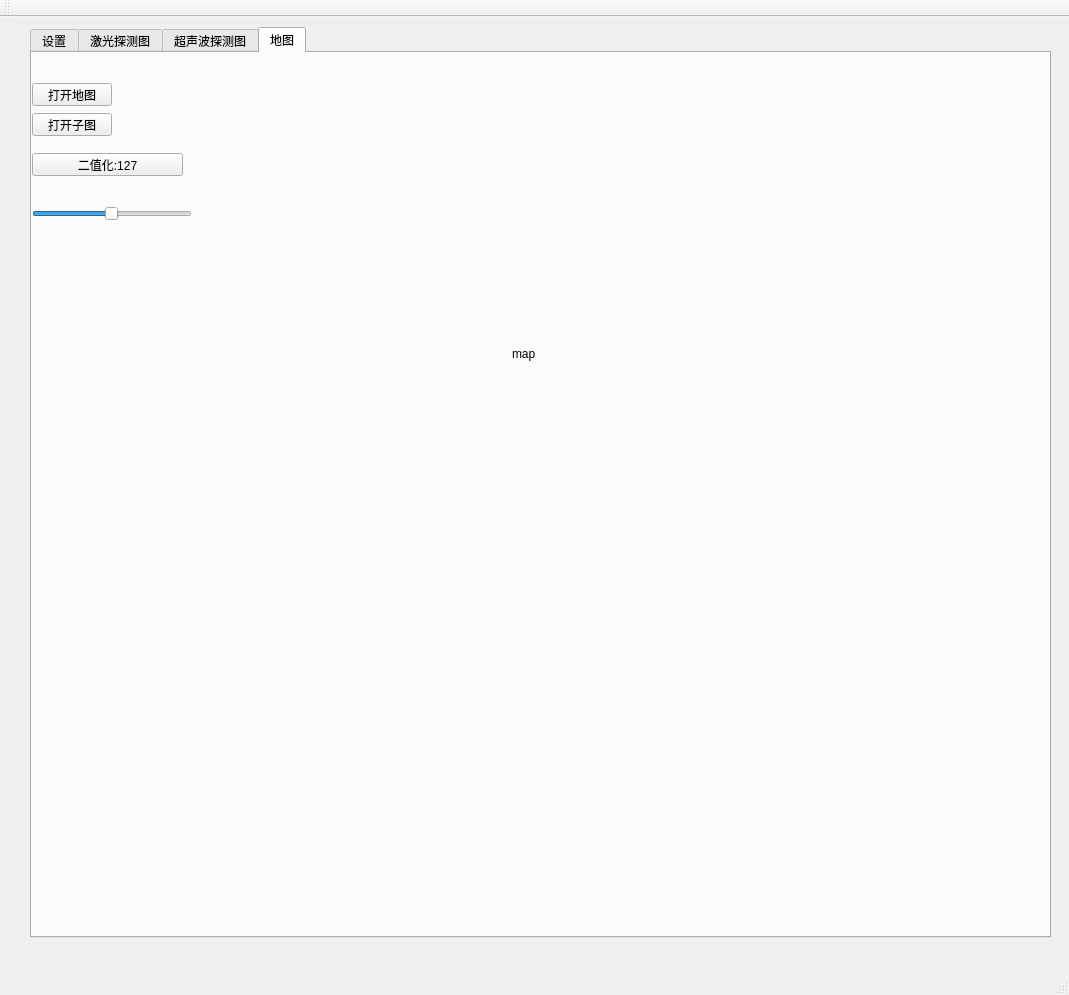
First picture: the form in src/a_robot_platform/src/client/qt_client/mainwindow.ui, repository zwhg/distributed_robot_sys, before the edit.
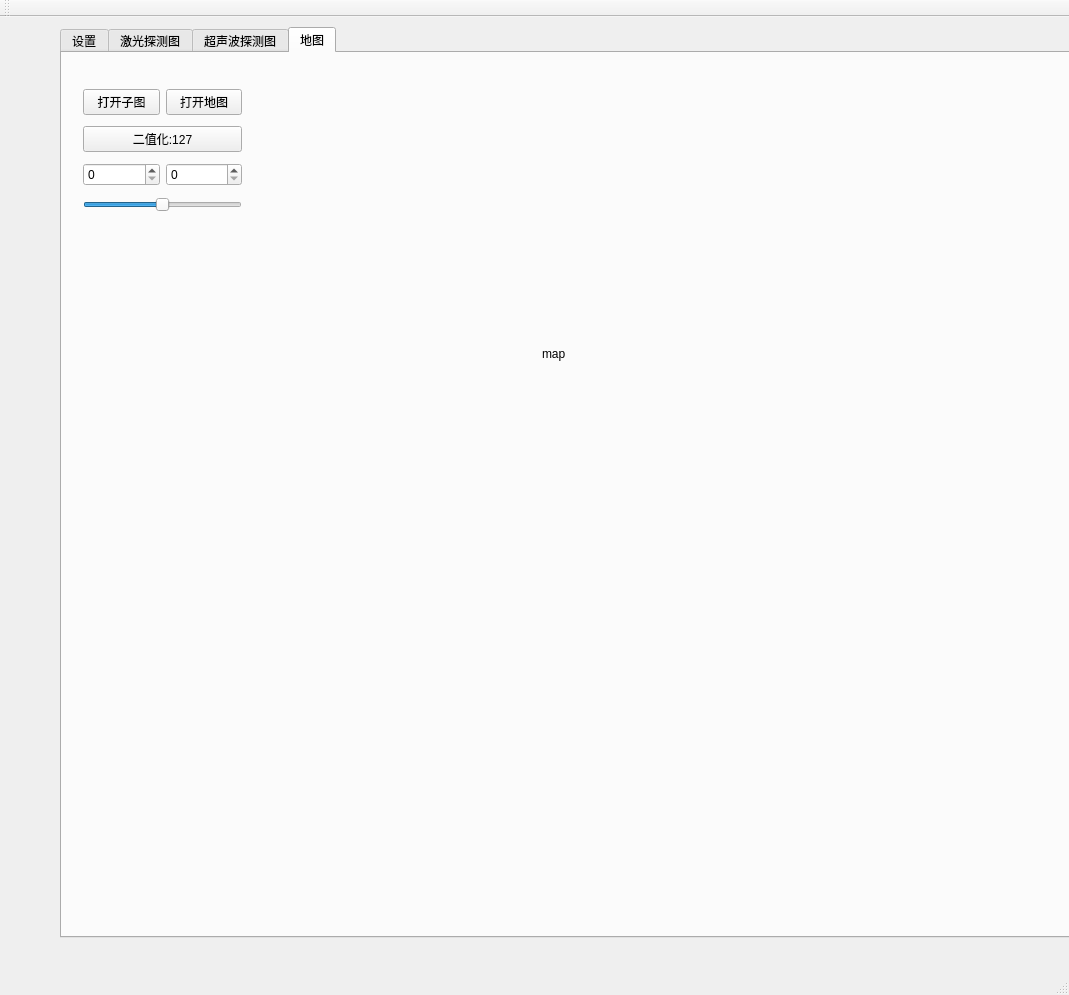
Second picture: the form after the edit. The open tabs and pages were chosen to show the change.

Diff of the .ui file:
```diff
--- a/src/a_robot_platform/src/client/qt_client/mainwindow.ui
+++ b/src/a_robot_platform/src/client/qt_client/mainwindow.ui
@@ -29,7 +29,7 @@
    <widget class="QTabWidget" name="tabWidget">
     <property name="geometry">
      <rect>
-      <x>30</x>
+      <x>60</x>
       <y>10</y>
       <width>1021</width>
       <height>911</height>
@@ -1043,19 +1043,6 @@
      <attribute name="title">
       <string>地图</string>
      </attribute>
-     <widget class="QPushButton" name="pBtn_open_map">
-      <property name="geometry">
-       <rect>
-        <x>0</x>
-        <y>30</y>
-        <width>80</width>
-        <height>23</height>
-       </rect>
-      </property>
-      <property name="text">
-       <string>打开地图</string>
-      </property>
-     </widget>
      <widget class="QLabel" name="lbl_map">
       <property name="geometry">
        <rect>
@@ -1069,28 +1056,36 @@
        <string>map</string>
       </property>
      </widget>
+     <widget class="QWidget" name="">
+      <property name="geometry">
+       <rect>
+        <x>10</x>
+        <y>20</y>
+        <width>181</width>
+        <height>158</height>
+       </rect>
+      </property>
+      <layout class="QVBoxLayout" name="verticalLayout_3">
+       <item>
+        <layout class="QHBoxLayout" name="horizontalLayout_2">
+         <item>
      <widget class="QPushButton" name="pBtn_open_submap">
-      <property name="geometry">
-       <rect>
-        <x>0</x>
-        <y>60</y>
-        <width>80</width>
-        <height>23</height>
-       </rect>
-      </property>
       <property name="text">
        <string>打开子图</string>
       </property>
      </widget>
+         </item>
+         <item>
+          <widget class="QPushButton" name="pBtn_open_map">
+           <property name="text">
+            <string>打开地图</string>
+           </property>
+          </widget>
+         </item>
+        </layout>
+       </item>
+       <item>
      <widget class="QPushButton" name="pBtn_binarization">
-      <property name="geometry">
-       <rect>
-        <x>0</x>
-        <y>100</y>
-        <width>151</width>
-        <height>23</height>
-       </rect>
-      </property>
       <property name="text">
        <string>二值化:127</string>
       </property>
@@ -1101,15 +1096,19 @@
        <bool>false</bool>
       </property>
      </widget>
+       </item>
+       <item>
+        <layout class="QHBoxLayout" name="horizontalLayout">
+         <item>
+          <widget class="QSpinBox" name="Spin_Filter_Count"/>
+         </item>
+         <item>
+          <widget class="QSpinBox" name="Spin_Sample_Count"/>
+         </item>
+        </layout>
+       </item>
+       <item>
      <widget class="QSlider" name="horizontalSlider">
-      <property name="geometry">
-       <rect>
-        <x>0</x>
-        <y>150</y>
-        <width>160</width>
-        <height>22</height>
-       </rect>
-      </property>
       <property name="maximum">
        <number>255</number>
       </property>
@@ -1119,6 +1118,9 @@
       <property name="orientation">
        <enum>Qt::Horizontal</enum>
       </property>
+        </widget>
+       </item>
+      </layout>
      </widget>
     </widget>
    </widget>
```
Left out of the diff: 2 changed lines with no effect on the pictures. Lines whose indentation alone changed are shown as unchanged.
